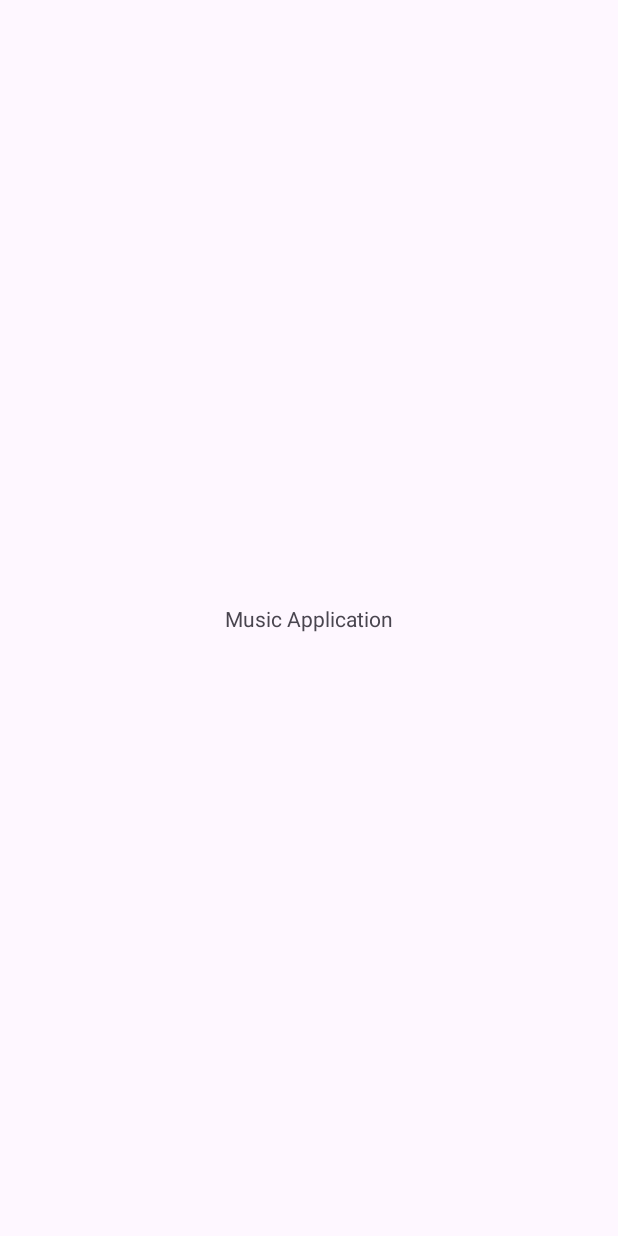
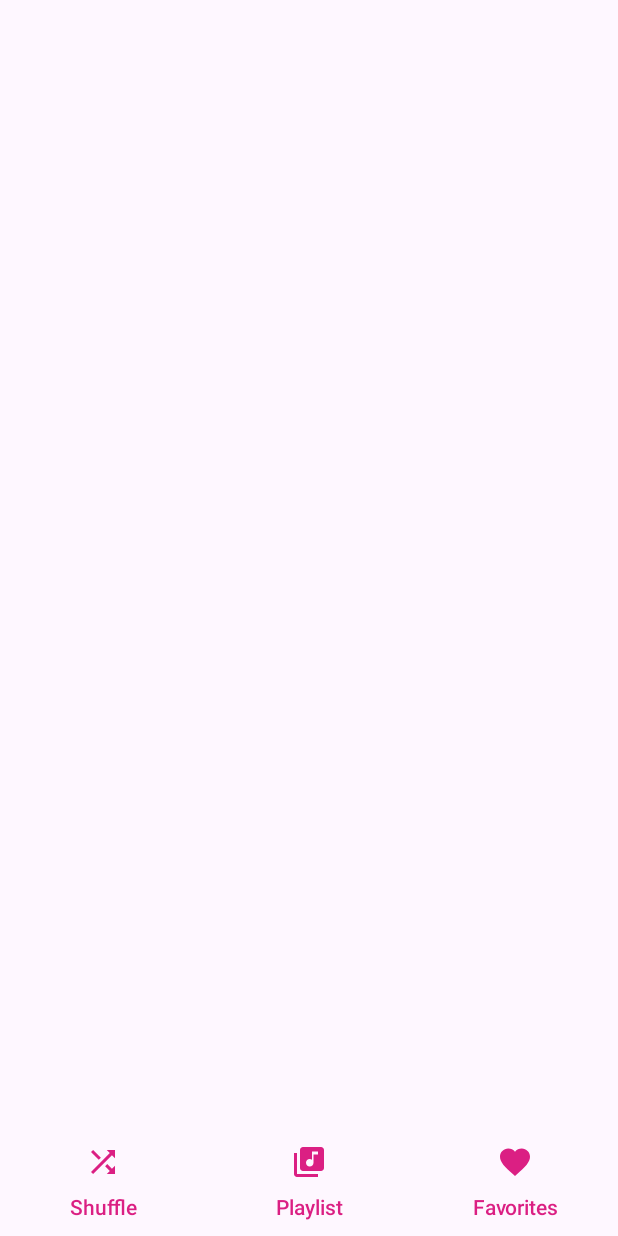
Before and after one commit to dhananjay-deore/music-application, an Android app: the MainActivity screen opened directly, with no data from a screen before it, on a phone screen of 412 x 824 dp. Before the commit the screen is almost empty. Run offline under Robolectric (Android 15) with nearby library versions, the phone set to English and light mode, and no system bars.

Commit message:
main activity ui

```diff
--- a/app/src/main/java/com/example/musicapplication/view/MainActivity.kt
+++ b/app/src/main/java/com/example/musicapplication/view/MainActivity.kt
@@ -2,13 +2,44 @@ package com.example.musicapplication.view
 
 import androidx.appcompat.app.AppCompatActivity
 import android.os.Bundle
+import android.util.Log
 import com.example.musicapplication.R
 
 class MainActivity : AppCompatActivity() {
+    private val TAG = "MainActivity"
     override fun onCreate(savedInstanceState: Bundle?) {
         super.onCreate(savedInstanceState)
         setTheme(R.style.Theme_MusicApplication)
 
         setContentView(R.layout.activity_main)
+        Log.d(TAG, TAG+ " onCreate")
+
+    }
+
+
+    override fun onStart() {
+        super.onStart()
+        Log.d(TAG, TAG+ " onStart")
+    }
+    override fun onStop() {
+        super.onStop()
+        Log.d(TAG, TAG+ " onStop")
+    }
+
+
+
+    override fun onPause() {
+        super.onPause()
+        Log.d(TAG, TAG+ " onPause")
+    }
+
+    override fun onResume() {
+        super.onResume()
+        Log.d(TAG, TAG+ " onResume")
+    }
+
+    override fun onDestroy() {
+        super.onDestroy()
+        Log.d(TAG, TAG+ " onDestroy")
     }
 }
--- /dev/null
+++ b/app/src/main/res/drawable/favorite_icon.xml
@@ -0,0 +1,10 @@
+<vector xmlns:android="http://schemas.android.com/apk/res/android"
+    android:width="24dp"
+    android:height="24dp"
+    android:viewportWidth="24"
+    android:viewportHeight="24"
+    android:tint="?attr/colorControlNormal">
+  <path
+      android:fillColor="@android:color/white"
+      android:pathData="M12,21.35l-1.45,-1.32C5.4,15.36 2,12.28 2,8.5 2,5.42 4.42,3 7.5,3c1.74,0 3.41,0.81 4.5,2.09C13.09,3.81 14.76,3 16.5,3 19.58,3 22,5.42 22,8.5c0,3.78 -3.4,6.86 -8.55,11.54L12,21.35z"/>
+</vector>
--- /dev/null
+++ b/app/src/main/res/drawable/playlist_icon.xml
@@ -0,0 +1,5 @@
+<vector android:height="24dp" android:tint="#000000"
+    android:viewportHeight="24" android:viewportWidth="24"
+    android:width="24dp" xmlns:android="http://schemas.android.com/apk/res/android">
+    <path android:fillColor="@android:color/white" android:pathData="M20,2L8,2c-1.1,0 -2,0.9 -2,2v12c0,1.1 0.9,2 2,2h12c1.1,0 2,-0.9 2,-2L22,4c0,-1.1 -0.9,-2 -2,-2zM18,7h-3v5.5c0,1.38 -1.12,2.5 -2.5,2.5S10,13.88 10,12.5s1.12,-2.5 2.5,-2.5c0.57,0 1.08,0.19 1.5,0.51L14,5h4v2zM4,6L2,6v14c0,1.1 0.9,2 2,2h14v-2L4,20L4,6z"/>
+</vector>
--- /dev/null
+++ b/app/src/main/res/drawable/shuffle_icon.xml
@@ -0,0 +1,5 @@
+<vector android:height="24dp" android:tint="#000000"
+    android:viewportHeight="24" android:viewportWidth="24"
+    android:width="24dp" xmlns:android="http://schemas.android.com/apk/res/android">
+    <path android:fillColor="@android:color/white" android:pathData="M10.59,9.17L5.41,4 4,5.41l5.17,5.17 1.42,-1.41zM14.5,4l2.04,2.04L4,18.59 5.41,20 17.96,7.46 20,9.5L20,4h-5.5zM14.83,13.41l-1.41,1.41 3.13,3.13L14.5,20L20,20v-5.5l-2.04,2.04 -3.13,-3.13z"/>
+</vector>
--- a/app/src/main/res/layout/activity_main.xml
+++ b/app/src/main/res/layout/activity_main.xml
@@ -6,13 +6,61 @@
     android:layout_height="match_parent"
     tools:context=".view.MainActivity">
 
-    <TextView
-        android:layout_width="wrap_content"
+    <androidx.recyclerview.widget.RecyclerView
+        android:layout_width="match_parent"
         android:layout_height="wrap_content"
-        android:text="@string/music_application"
-        app:layout_constraintBottom_toBottomOf="parent"
-        app:layout_constraintEnd_toEndOf="parent"
-        app:layout_constraintStart_toStartOf="parent"
+
         app:layout_constraintTop_toTopOf="parent" />
 
+    <LinearLayout
+        android:id="@+id/linearLayout"
+        android:layout_width="match_parent"
+        android:layout_height="wrap_content"
+        android:orientation="vertical"
+        app:layout_constraintBottom_toBottomOf="parent"
+        tools:ignore="MissingConstraints">
+
+        <LinearLayout
+            android:layout_width="match_parent"
+            android:layout_height="wrap_content">
+
+            <Button
+                style="@style/Widget.AppCompat.Button.Borderless"
+                android:layout_width="match_parent"
+                android:layout_height="match_parent"
+                android:layout_weight="1"
+                android:contentDescription="@string/shuffle_btn"
+                android:drawableTop="@drawable/shuffle_icon"
+                android:drawableTint="@color/red"
+                android:text="@string/shuffle_btn"
+                android:textAllCaps="false"
+                android:textColor="@color/red" />
+
+            <Button
+                style="@style/Widget.AppCompat.Button.Borderless"
+                android:layout_width="match_parent"
+                android:layout_height="match_parent"
+                android:layout_weight="1"
+                android:contentDescription="@string/playlist_btn"
+                android:drawableTop="@drawable/playlist_icon"
+                android:drawableTint="@color/red"
+                android:text="@string/playlist_btn"
+                android:textAllCaps="false"
+                android:textColor="@color/red" />
+
+            <Button
+                style="@style/Widget.AppCompat.Button.Borderless"
+                android:layout_width="match_parent"
+                android:layout_height="match_parent"
+                android:layout_weight="1"
+                android:contentDescription="@string/favorites_btn"
+                android:drawableTop="@drawable/favorite_icon"
+                android:drawableTint="@color/red"
+                android:text="@string/favorites_btn"
+                android:textAllCaps="false"
+                android:textColor="@color/red" />
+        </LinearLayout>
+    </LinearLayout>
+
+
 </androidx.constraintlayout.widget.ConstraintLayout>
--- a/app/src/main/res/values/colors.xml
+++ b/app/src/main/res/values/colors.xml
@@ -3,4 +3,5 @@
     <color name="black">#FF000000</color>
     <color name="white">#FFFFFFFF</color>
     <color name="gray">#6D6D6D</color>
+    <color name="red">#db1f83</color>
 </resources>
--- a/app/src/main/res/values/strings.xml
+++ b/app/src/main/res/values/strings.xml
@@ -1,4 +1,8 @@
 <resources>
     <string name="app_name">MusicApplication</string>
     <string name="music_application">Music Application</string>
+    <string name="shuffle_btn">Shuffle</string>
+    <string name="playlist_btn">Playlist</string>
+    <string name="favorites_btn">Favorites</string>
+
 </resources>
--- a/app/src/main/res/values/themes.xml
+++ b/app/src/main/res/values/themes.xml
@@ -2,7 +2,8 @@
     <!-- Base application theme. -->
     <style name="Base.Theme.MusicApplication" parent="Theme.Material3.DayNight.NoActionBar">
         <!-- Customize your light theme here. -->
-        <!-- <item name="colorPrimary">@color/my_light_primary</item> -->
+
+         <item name="colorPrimary">@color/red</item>
     </style>
 
     <style name="Theme.MusicApplication" parent="Base.Theme.MusicApplication" />
```
Also changed, not shown: app/src/main/AndroidManifest.xml (+5 -3 lines), app/src/main/java/com/example/musicapplication/view/PlayerActivity.kt (added, +12 -0 lines), app/src/main/java/com/example/musicapplication/view/SplashActivity.kt (+30 -0 lines), app/src/main/res/layout/activity_player.xml (added, +9 -0 lines).
